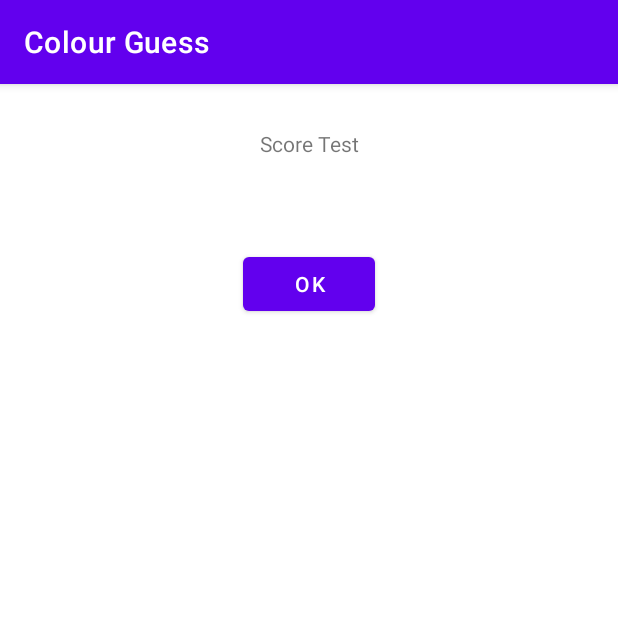
After one commit to Laptop-Salad/ColorGuess, an Android app: the ScoreActivity screen opened directly, with no data from a screen before it, on a phone screen of 412 x 824 dp, the top half of it. The commit adds this screen. Run offline under Robolectric (Android 15) with nearby library versions, the phone set to English and light mode, and no system bars.

Commit message:
The score page exists

```diff
--- a/app/src/main/AndroidManifest.xml
+++ b/app/src/main/AndroidManifest.xml
@@ -9,7 +9,8 @@
         android:roundIcon="@mipmap/ic_launcher_round"
         android:supportsRtl="true"
         android:theme="@style/Theme.Colorguess">
-        <activity android:name=".aboutActivity"></activity>
+        <activity android:name=".ScoreActivity"></activity>
+        <activity android:name=".aboutActivity" />
         <activity android:name=".learnActivity" />
         <activity android:name=".playActivity" />
         <activity android:name=".MainActivity">
--- /dev/null
+++ b/app/src/main/java/com/example/color_guess/ScoreActivity.kt
@@ -0,0 +1,28 @@
+package com.example.color_guess
+
+import android.content.Intent
+import android.os.Bundle
+import androidx.appcompat.app.AppCompatActivity
+import com.example.color_guess.databinding.ActivityScoreBinding
+
+class ScoreActivity : AppCompatActivity() {
+    override fun onCreate(savedInstanceState: Bundle?) {
+        super.onCreate(savedInstanceState)
+
+        //Set up view binding
+        val binding: ActivityScoreBinding = ActivityScoreBinding.inflate(layoutInflater)
+        setContentView(binding.root)
+
+        val okBtn = binding.scoreOk
+
+        okBtn.setOnClickListener{
+            ok()
+        }
+    }
+
+    //When the ok button is clicked the user is taken to the main page (MainActivity)
+    private fun ok() {
+        intent = Intent(this, MainActivity::class.java)
+        startActivity(intent)
+    }
+}
--- /dev/null
+++ b/app/src/main/res/layout/activity_score.xml
@@ -0,0 +1,28 @@
+<?xml version="1.0" encoding="utf-8"?>
+<androidx.constraintlayout.widget.ConstraintLayout xmlns:android="http://schemas.android.com/apk/res/android"
+    xmlns:app="http://schemas.android.com/apk/res-auto"
+    xmlns:tools="http://schemas.android.com/tools"
+    android:layout_width="match_parent"
+    android:layout_height="match_parent"
+    tools:context=".scoreActivity">
+
+    <Button
+        android:id="@+id/scoreOk"
+        android:layout_width="wrap_content"
+        android:layout_height="wrap_content"
+        android:layout_marginTop="60dp"
+        android:text="@string/okay"
+        app:layout_constraintEnd_toEndOf="parent"
+        app:layout_constraintStart_toStartOf="parent"
+        app:layout_constraintTop_toBottomOf="@+id/scoreView" />
+
+    <TextView
+        android:id="@+id/scoreView"
+        android:layout_width="wrap_content"
+        android:layout_height="wrap_content"
+        android:layout_marginTop="30dp"
+        android:text="@string/score_test"
+        app:layout_constraintEnd_toEndOf="parent"
+        app:layout_constraintStart_toStartOf="parent"
+        app:layout_constraintTop_toTopOf="parent" />
+</androidx.constraintlayout.widget.ConstraintLayout>
--- a/app/src/main/res/values/strings.xml
+++ b/app/src/main/res/values/strings.xml
@@ -34,4 +34,8 @@
     <string name="what_colour_is_this">What Colour Is This?</string>
     <string name="done">Done</string>
     <string name="check_answer">Check Answer</string>
+
+    <!-- Strings for score page -->
+    <string name="score_test">Score Test</string>
+    <string name="okay">Ok</string>
 </resources>
```
Also changed, not shown: app/src/main/java/com/example/color_guess/playActivity.kt (+19 -3 lines).
